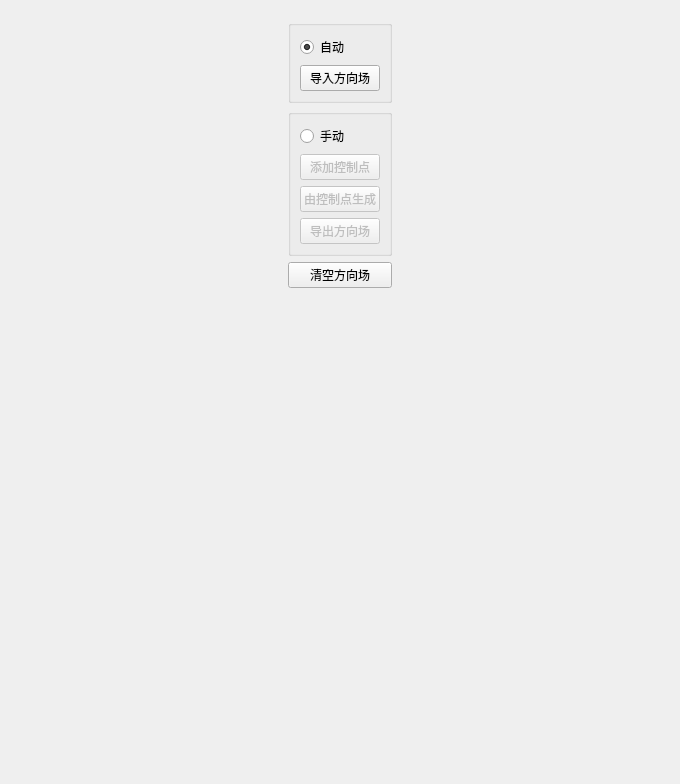
Before: the Qt Designer form WidgetUi/VectorDieldDriven_VecField.ui in Jarvis-Chiang/ProLab, drawn with Qt 5.
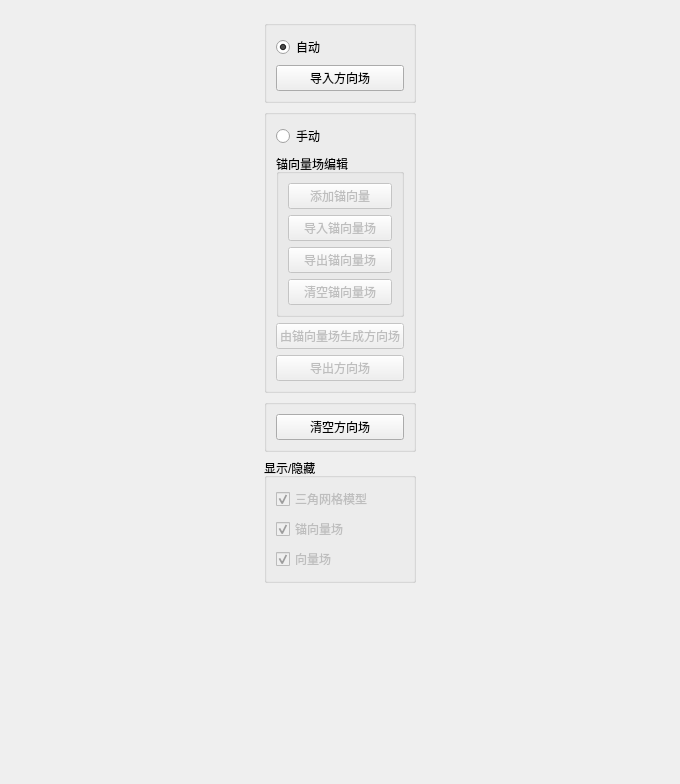
After: the same form once the commit is applied.

```diff
--- a/WidgetUi/VectorDieldDriven_VecField.ui
+++ b/WidgetUi/VectorDieldDriven_VecField.ui
@@ -13,7 +13,7 @@
   <property name="windowTitle">
    <string>Form</string>
   </property>
-  <layout class="QHBoxLayout" name="horizontalLayout">
+  <layout class="QHBoxLayout" name="horizontalLayout_2">
    <item>
     <spacer name="horizontalSpacer">
      <property name="orientation">
@@ -29,7 +29,7 @@
    </item>
    <item>
     <widget class="QWidget" name="widget" native="true">
-     <layout class="QVBoxLayout" name="verticalLayout_3">
+     <layout class="QVBoxLayout" name="verticalLayout_5">
       <item>
        <widget class="QGroupBox" name="groupBox_2">
         <property name="title">
@@ -64,7 +64,7 @@
         <property name="title">
          <string/>
         </property>
-        <layout class="QVBoxLayout" name="verticalLayout_2">
+        <layout class="QVBoxLayout" name="verticalLayout_3">
          <item>
           <widget class="QRadioButton" name="radioButton_2">
            <property name="text">
@@ -73,16 +73,58 @@
           </widget>
          </item>
          <item>
-          <widget class="QPushButton" name="pushButton_AddCtrlPnt">
-           <property name="enabled">
-            <bool>false</bool>
+          <widget class="QGroupBox" name="groupBox_3">
+           <property name="title">
+            <string>锚向量场编辑</string>
            </property>
-           <property name="text">
-            <string>添加控制点</string>
-           </property>
-           <property name="checkable">
-            <bool>false</bool>
-           </property>
+           <layout class="QVBoxLayout" name="verticalLayout_2">
+            <item>
+             <widget class="QPushButton" name="pushButton_AddCtrlPnt">
+              <property name="enabled">
+               <bool>false</bool>
+              </property>
+              <property name="text">
+               <string>添加锚向量</string>
+              </property>
+              <property name="checkable">
+               <bool>false</bool>
+              </property>
+             </widget>
+            </item>
+            <item>
+             <widget class="QPushButton" name="pushButton_ImportCtrlPntsField">
+              <property name="enabled">
+               <bool>false</bool>
+              </property>
+              <property name="text">
+               <string>导入锚向量场</string>
+              </property>
+              <property name="checkable">
+               <bool>false</bool>
+              </property>
+             </widget>
+            </item>
+            <item>
+             <widget class="QPushButton" name="pushButton_ExprtAnchorField">
+              <property name="enabled">
+               <bool>false</bool>
+              </property>
+              <property name="text">
+               <string>导出锚向量场</string>
+              </property>
+             </widget>
+            </item>
+            <item>
+             <widget class="QPushButton" name="pushButton_ClearCtrlPnts">
+              <property name="enabled">
+               <bool>false</bool>
+              </property>
+              <property name="text">
+               <string>清空锚向量场</string>
+              </property>
+             </widget>
+            </item>
+           </layout>
           </widget>
          </item>
          <item>
@@ -91,7 +133,7 @@
             <bool>false</bool>
            </property>
            <property name="text">
-            <string>由控制点生成</string>
+            <string>由锚向量场生成方向场</string>
            </property>
           </widget>
          </item>
@@ -109,10 +151,67 @@
        </widget>
       </item>
       <item>
-       <widget class="QPushButton" name="pushButton_clear">
-        <property name="text">
-         <string>清空方向场</string>
+       <widget class="QGroupBox" name="groupBox_4">
+        <property name="title">
+         <string/>
         </property>
+        <layout class="QHBoxLayout" name="horizontalLayout">
+         <item>
+          <widget class="QPushButton" name="pushButton_ClearVecField">
+           <property name="text">
+            <string>清空方向场</string>
+           </property>
+          </widget>
+         </item>
+        </layout>
+       </widget>
+      </item>
+      <item>
+       <widget class="QGroupBox" name="groupBox_5">
+        <property name="title">
+         <string>显示/隐藏</string>
+        </property>
+        <layout class="QVBoxLayout" name="verticalLayout_4">
+         <item>
+          <widget class="QCheckBox" name="checkBox_TriModel">
+           <property name="enabled">
+            <bool>false</bool>
+           </property>
+           <property name="text">
+            <string>三角网格模型</string>
+           </property>
+           <property name="checked">
+            <bool>true</bool>
+           </property>
+          </widget>
+         </item>
+         <item>
+          <widget class="QCheckBox" name="checkBox_AnF">
+           <property name="enabled">
+            <bool>false</bool>
+           </property>
+           <property name="text">
+            <string>锚向量场</string>
+           </property>
+           <property name="checked">
+            <bool>true</bool>
+           </property>
+          </widget>
+         </item>
+         <item>
+          <widget class="QCheckBox" name="checkBox_VecF">
+           <property name="enabled">
+            <bool>false</bool>
+           </property>
+           <property name="text">
+            <string>向量场</string>
+           </property>
+           <property name="checked">
+            <bool>true</bool>
+           </property>
+          </widget>
+         </item>
+        </layout>
        </widget>
       </item>
       <item>
```
Left out of the diff: 96 changed lines with no effect on the pictures.
